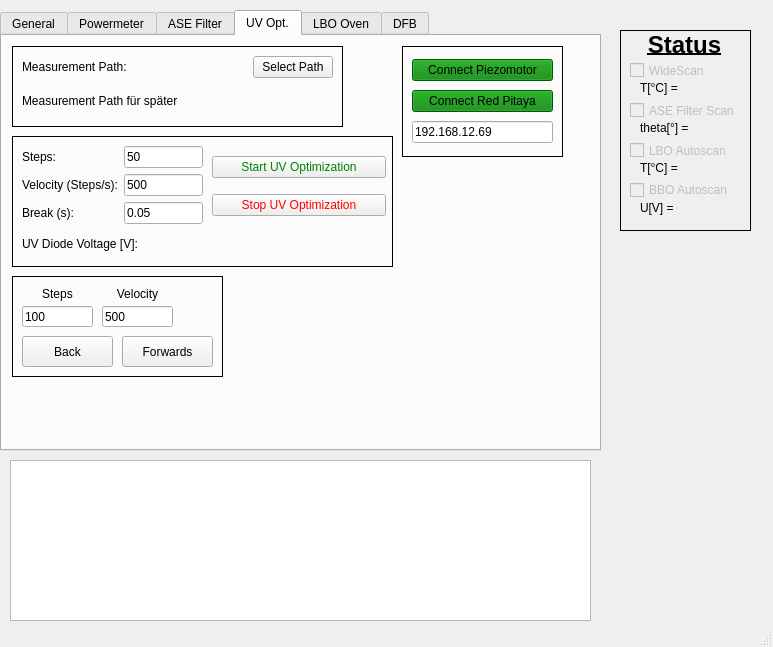
Qt form pulsed_laser_interface.ui (XenoBene/PulsedLaserGUI) before a commit.
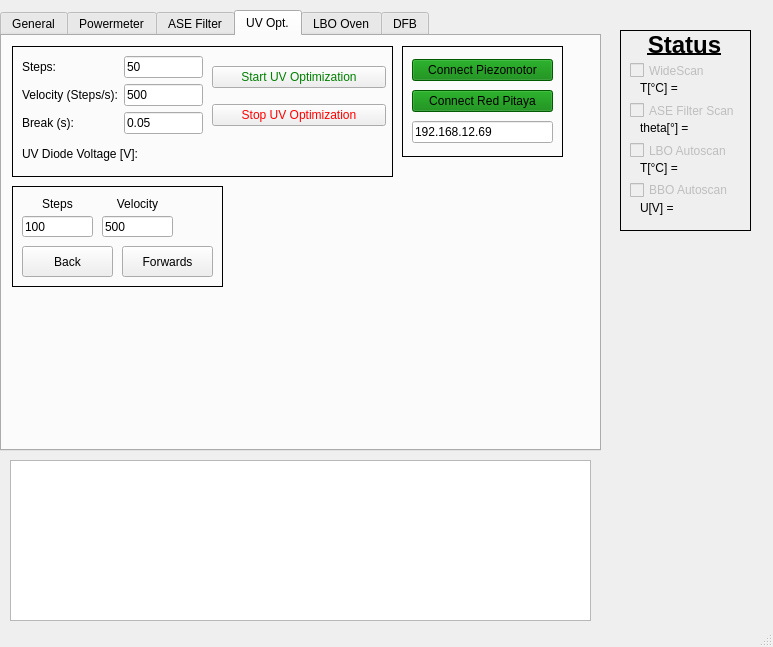
The same form after that commit. The open tabs and pages were chosen to show the change.

Commit message: Small changes to catch some errors and to prohibit the user from entering nonsensical values that would otherwise crash the GUI

What changed in the file:
```diff
--- a/pulsed_laser_interface.ui
+++ b/pulsed_laser_interface.ui
@@ -1080,7 +1080,7 @@
       <property name="geometry">
        <rect>
         <x>10</x>
-        <y>240</y>
+        <y>150</y>
         <width>211</width>
         <height>101</height>
        </rect>
@@ -1180,7 +1180,7 @@
       <property name="geometry">
        <rect>
         <x>10</x>
-        <y>100</y>
+        <y>10</y>
         <width>381</width>
         <height>131</height>
        </rect>
@@ -1300,72 +1300,6 @@
        </property>
       </widget>
      </widget>
-     <widget class="QFrame" name="frame_12">
-      <property name="geometry">
-       <rect>
-        <x>10</x>
-        <y>10</y>
-        <width>331</width>
-        <height>81</height>
-       </rect>
-      </property>
-      <property name="frameShape">
-       <enum>QFrame::Box</enum>
-      </property>
-      <property name="frameShadow">
-       <enum>QFrame::Plain</enum>
-      </property>
-      <widget class="QWidget" name="verticalLayoutWidget_5">
-       <property name="geometry">
-        <rect>
-         <x>10</x>
-         <y>10</y>
-         <width>311</width>
-         <height>61</height>
-        </rect>
-       </property>
-       <layout class="QVBoxLayout" name="verticalLayout_5">
-        <item>
-         <layout class="QHBoxLayout" name="horizontalLayout_8">
-          <item>
-           <widget class="QLabel" name="bbo_label_1">
-            <property name="text">
-             <string>Measurement Path:</string>
-            </property>
-           </widget>
-          </item>
-          <item>
-           <spacer name="horizontalSpacer_5">
-            <property name="orientation">
-             <enum>Qt::Horizontal</enum>
-            </property>
-            <property name="sizeHint" stdset="0">
-             <size>
-              <width>40</width>
-              <height>20</height>
-             </size>
-            </property>
-           </spacer>
-          </item>
-          <item>
-           <widget class="QPushButton" name="bbo_button_selectPath">
-            <property name="text">
-             <string>Select Path</string>
-            </property>
-           </widget>
-          </item>
-         </layout>
-        </item>
-        <item>
-         <widget class="QLabel" name="bbo_label_measurementPath">
-          <property name="text">
-           <string>Measurement Path für später</string>
-          </property>
-         </widget>
-        </item>
-       </layout>
-      </widget>
-     </widget>
      <widget class="QFrame" name="frame_13">
       <property name="geometry">
        <rect>
```
The commit also changes 4 other files.
